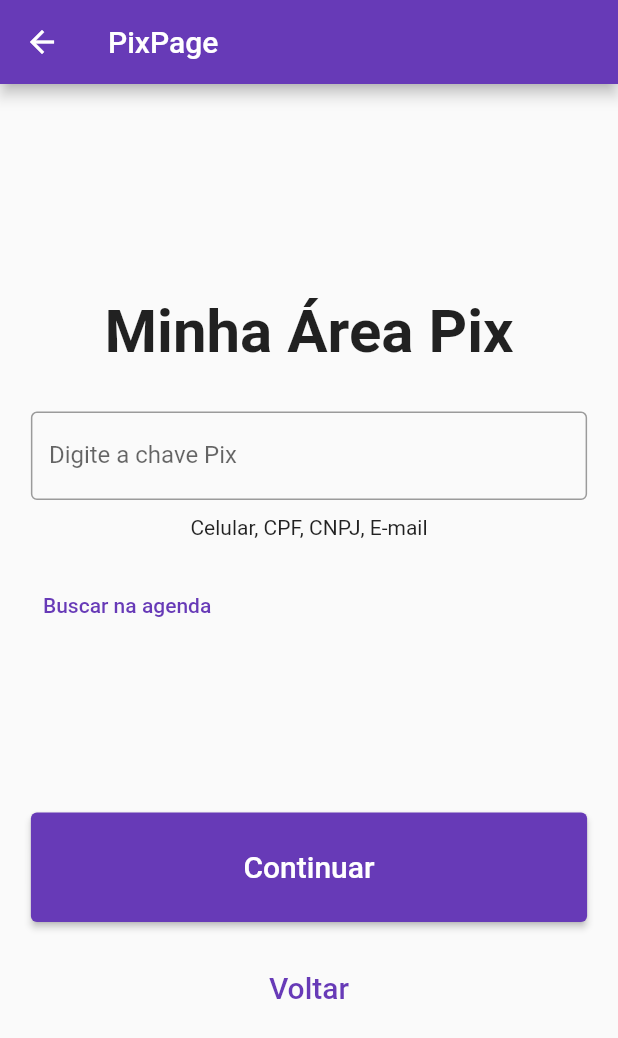
After one commit to mechztcc/digibank, a Flutter app: the PixPage screen opened by its route, on a phone screen of 412 x 824 dp. The commit adds this screen. Shown: the top 1038 px of the screen. Run offline on Flutter 3.47's test engine with Material 2 defaults, Android fonts, the phone set to English and light mode, and no system bars; our stand-ins replace flutter_modular.

Commit message:
feat: added my pix area

```diff
--- a/lib/app/app_module.dart
+++ b/lib/app/app_module.dart
@@ -1,4 +1,5 @@
 import 'package:digibank/app/modules/auth/auth_module.dart';
+import 'package:digibank/app/modules/pix/pix_module.dart';
 import 'package:flutter_modular/flutter_modular.dart';
 
 import 'modules/home/home_module.dart';
@@ -11,5 +12,6 @@
   final List<ModularRoute> routes = [
     ModuleRoute('/', module: HomeModule()),
     ModuleRoute('/auth', module: AuthModule()),
+    ModuleRoute('/pix', module: PixModule()),
   ];
 }
--- a/lib/app/modules/home/pages/home_page.dart
+++ b/lib/app/modules/home/pages/home_page.dart
@@ -2,6 +2,7 @@
 import 'package:digibank/app/modules/home/components/history_card_widget.dart';
 import 'package:digibank/app/modules/home/components/item_card_widget.dart';
 import 'package:flutter/material.dart';
+import 'package:flutter_modular/flutter_modular.dart';
 
 class HomePage extends StatefulWidget {
   final String title;
@@ -48,6 +49,11 @@
         ],
       ),
       bottomNavigationBar: BottomNavigationBar(
+        onTap: (index) {
+          if (index == 2) {
+            Modular.to.navigate('/pix/create');
+          }
+        },
         type: BottomNavigationBarType.fixed,
         items: const <BottomNavigationBarItem>[
           BottomNavigationBarItem(
--- /dev/null
+++ b/lib/app/modules/pix/pages/pix_page.dart
@@ -0,0 +1,110 @@
+import 'package:flutter/material.dart';
+import 'package:flutter_modular/flutter_modular.dart';
+
+class PixPage extends StatefulWidget {
+  final String title;
+  const PixPage({Key? key, this.title = 'PixPage'}) : super(key: key);
+  @override
+  PixPageState createState() => PixPageState();
+}
+
+class PixPageState extends State<PixPage> {
+  @override
+  Widget build(BuildContext context) {
+    final Size size = MediaQuery.of(context).size;
+
+    return Scaffold(
+      appBar: AppBar(
+        title: Text(widget.title),
+      ),
+      body: Column(
+        mainAxisAlignment: MainAxisAlignment.center,
+        children: [
+          const Text(
+            'Minha Área Pix',
+            style: TextStyle(fontSize: 40, fontWeight: FontWeight.bold),
+          ),
+          const SizedBox(
+            height: 30,
+          ),
+          Center(
+            child: Container(
+              height: size.height * 0.3,
+              width: size.width * 0.9,
+              decoration: BoxDecoration(
+                borderRadius: BorderRadius.circular(20),
+              ),
+              child: Column(
+                children: [
+                  const TextField(
+                    obscureText: true,
+                    decoration: InputDecoration(
+                      border: OutlineInputBorder(),
+                      labelText: 'Digite a chave Pix',
+                    ),
+                  ),
+                  const SizedBox(
+                    height: 10,
+                  ),
+                  const Text('Celular, CPF, CNPJ, E-mail'),
+                  const SizedBox(
+                    height: 20,
+                  ),
+                  Row(
+                    children: [
+                      TextButton(
+                        onPressed: () {},
+                        child: Text('Buscar na agenda'),
+                      ),
+                    ],
+                  ),
+                ],
+              ),
+            ),
+          ),
+          const SizedBox(
+            height: 20,
+          ),
+          FractionallySizedBox(
+            widthFactor: 0.9,
+            child: ElevatedButton(
+              style: ButtonStyle(
+                padding: MaterialStateProperty.all<EdgeInsets>(
+                  const EdgeInsets.symmetric(
+                    vertical: 25,
+                  ),
+                ),
+              ),
+              onPressed: () {},
+              child: Row(
+                mainAxisAlignment: MainAxisAlignment.center,
+                children: const [
+                  Text(
+                    'Continuar',
+                    style: TextStyle(
+                      fontSize: 20,
+                    ),
+                  ),
+                ],
+              ),
+            ),
+          ),
+          const SizedBox(
+            height: 20,
+          ),
+          TextButton(
+            onPressed: () {
+              Modular.to.navigate('/home');
+            },
+            child: const Text(
+              'Voltar',
+              style: TextStyle(
+                fontSize: 20,
+              ),
+            ),
+          ),
+        ],
+      ),
+    );
+  }
+}
--- /dev/null
+++ b/lib/app/modules/pix/pix_module.dart
@@ -0,0 +1,15 @@
+import 'package:digibank/app/modules/pix/pages/pix_page.dart';
+import 'package:flutter_modular/flutter_modular.dart';
+
+class PixModule extends Module {
+  @override
+  final List<Bind> binds = [];
+
+  @override
+  final List<ModularRoute> routes = [
+    ChildRoute(
+      '/create',
+      child: (_, args) => PixPage(),
+    ),
+  ];
+}
```
Also changed, not shown: 2 other files.
